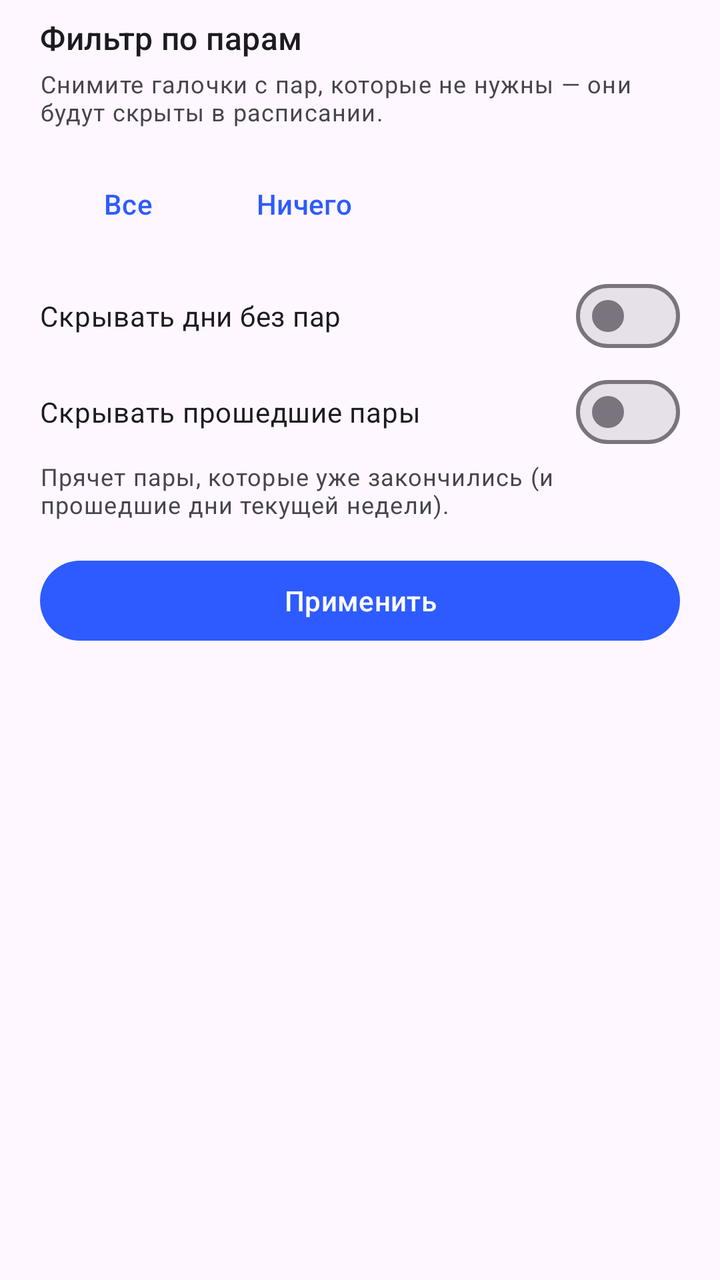
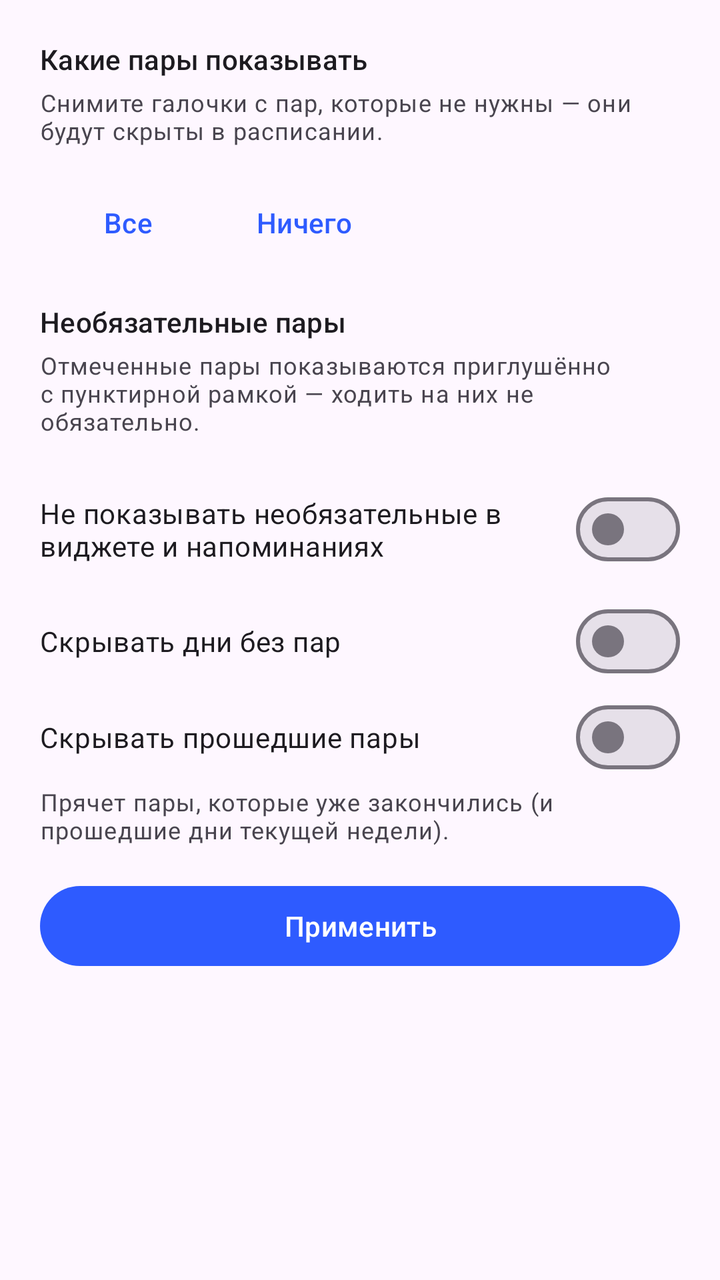

Two renders of the same Android screen: before a commit and after it. Below are the layout's source before the change and the commit's diff.
<!-- AndroidManifest.xml: application theme Theme.Timetable -->
<!-- res/layout/sheet_filter.xml -->
<?xml version="1.0" encoding="utf-8"?>
<LinearLayout xmlns:android="http://schemas.android.com/apk/res/android"
    xmlns:app="http://schemas.android.com/apk/res-auto"
    android:layout_width="match_parent"
    android:layout_height="wrap_content"
    android:orientation="vertical"
    android:paddingStart="20dp"
    android:paddingTop="8dp"
    android:paddingEnd="20dp"
    android:paddingBottom="16dp">

    <TextView
        android:layout_width="match_parent"
        android:layout_height="wrap_content"
        android:text="@string/title_filter"
        android:textAppearance="?attr/textAppearanceTitleMedium" />

    <TextView
        android:layout_width="match_parent"
        android:layout_height="wrap_content"
        android:layout_marginTop="4dp"
        android:text="@string/filter_pairs_hint"
        android:textAppearance="?attr/textAppearanceBodySmall"
        android:textColor="?android:attr/textColorSecondary" />

    <com.google.android.material.chip.ChipGroup
        android:id="@+id/chips"
        android:layout_width="match_parent"
        android:layout_height="wrap_content"
        android:layout_marginTop="10dp" />

    <LinearLayout
        android:layout_width="match_parent"
        android:layout_height="wrap_content"
        android:layout_marginTop="4dp"
        android:orientation="horizontal">

        <com.google.android.material.button.MaterialButton
            android:id="@+id/selectAll"
            style="@style/Widget.Material3.Button.TextButton"
            android:layout_width="wrap_content"
            android:layout_height="wrap_content"
            android:text="@string/filter_all" />

        <com.google.android.material.button.MaterialButton
            android:id="@+id/selectNone"
            style="@style/Widget.Material3.Button.TextButton"
            android:layout_width="wrap_content"
            android:layout_height="wrap_content"
            android:text="@string/filter_none" />
    </LinearLayout>

    <com.google.android.material.materialswitch.MaterialSwitch
        android:id="@+id/hideEmptyDays"
        android:layout_width="match_parent"
        android:layout_height="wrap_content"
        android:layout_marginTop="8dp"
        android:minHeight="48dp"
        android:text="@string/filter_hide_empty_days" />

    <com.google.android.material.materialswitch.MaterialSwitch
        android:id="@+id/hidePast"
        android:layout_width="match_parent"
        android:layout_height="wrap_content"
        android:minHeight="48dp"
        android:text="@string/filter_hide_past" />

    <TextView
        android:layout_width="match_parent"
        android:layout_height="wrap_content"
        android:text="@string/filter_hide_past_hint"
        android:textAppearance="?attr/textAppearanceBodySmall"
        android:textColor="?android:attr/textColorSecondary" />

    <com.google.android.material.button.MaterialButton
        android:id="@+id/applyButton"
        android:layout_width="match_parent"
        android:layout_height="wrap_content"
        android:layout_marginTop="16dp"
        android:text="@string/apply" />
</LinearLayout>
<!-- resources referenced by this layout -->
<resources>
  <string name="apply">Применить</string>
  <string name="filter_all">Все</string>
  <string name="filter_hide_empty_days">Скрывать дни без пар</string>
  <string name="filter_hide_past">Скрывать прошедшие пары</string>
  <string name="filter_hide_past_hint">Прячет пары, которые уже закончились (и прошедшие дни текущей недели).</string>
  <string name="filter_none">Ничего</string>
  <string name="filter_pairs_hint">Снимите галочки с пар, которые не нужны — они будут скрыты в расписании.</string>
  <string name="title_filter">Фильтр по парам</string>
  <style name="Theme.Timetable" parent="Theme.Material3.DayNight.NoActionBar">
          <item name="colorPrimary">@color/brand_primary</item>
          <item name="colorOnPrimary">#FFFFFF</item>
          <item name="colorPrimaryContainer">@color/brand_primary_container</item>
          <item name="colorOnPrimaryContainer">#001453</item>
          <item name="colorSecondary">@color/brand_secondary</item>
          <item name="colorTertiary">@color/brand_tertiary</item>
          <item name="android:statusBarColor">?attr/colorSurface</item>
          <item name="android:windowLightStatusBar" tools:targetApi="23">true</item>
      </style>
  <color name="brand_primary">#2E5BFF</color>
  <color name="brand_primary_container">#DDE4FF</color>
  <color name="brand_secondary">#0F9D8C</color>
  <color name="brand_tertiary">#B4468A</color>
</resources>

<!-- the commit's change to res/layout/sheet_filter.xml (unified diff, before → after) -->
@@ -12,8 +12,9 @@
     <TextView
         android:layout_width="match_parent"
         android:layout_height="wrap_content"
-        android:text="@string/title_filter"
-        android:textAppearance="?attr/textAppearanceTitleMedium" />
+        android:layout_marginTop="12dp"
+        android:text="@string/filter_show_pairs_title"
+        android:textAppearance="?attr/textAppearanceTitleSmall" />
 
     <TextView
         android:layout_width="match_parent"
@@ -50,6 +51,35 @@
             android:text="@string/filter_none" />
     </LinearLayout>
 
+    <TextView
+        android:layout_width="match_parent"
+        android:layout_height="wrap_content"
+        android:layout_marginTop="16dp"
+        android:text="@string/filter_optional_title"
+        android:textAppearance="?attr/textAppearanceTitleSmall" />
+
+    <TextView
+        android:layout_width="match_parent"
+        android:layout_height="wrap_content"
+        android:layout_marginTop="4dp"
+        android:text="@string/filter_optional_hint"
+        android:textAppearance="?attr/textAppearanceBodySmall"
+        android:textColor="?android:attr/textColorSecondary" />
+
+    <com.google.android.material.chip.ChipGroup
+        android:id="@+id/optionalChips"
+        android:layout_width="match_parent"
+        android:layout_height="wrap_content"
+        android:layout_marginTop="10dp" />
+
+    <com.google.android.material.materialswitch.MaterialSwitch
+        android:id="@+id/skipOptional"
+        android:layout_width="match_parent"
+        android:layout_height="wrap_content"
+        android:layout_marginTop="12dp"
+        android:minHeight="48dp"
+        android:text="@string/filter_skip_optional" />
+
     <com.google.android.material.materialswitch.MaterialSwitch
         android:id="@+id/hideEmptyDays"
         android:layout_width="match_parent"
<!-- resource entries referenced after the edit -->
@@ -6,8 +6,11 @@
   <string name="filter_hide_past">Скрывать прошедшие пары</string>
   <string name="filter_hide_past_hint">Прячет пары, которые уже закончились (и прошедшие дни текущей недели).</string>
   <string name="filter_none">Ничего</string>
+  <string name="filter_optional_hint">Отмеченные пары показываются приглушённо с пунктирной рамкой — ходить на них не обязательно.</string>
+  <string name="filter_optional_title">Необязательные пары</string>
   <string name="filter_pairs_hint">Снимите галочки с пар, которые не нужны — они будут скрыты в расписании.</string>
-  <string name="title_filter">Фильтр по парам</string>
+  <string name="filter_show_pairs_title">Какие пары показывать</string>
+  <string name="filter_skip_optional">Не показывать необязательные в виджете и напоминаниях</string>
   <style name="Theme.Timetable" parent="Theme.Material3.DayNight.NoActionBar">
           <item name="colorPrimary">@color/brand_primary</item>
           <item name="colorOnPrimary">#FFFFFF</item>
